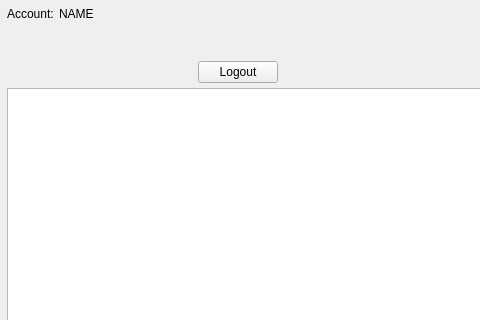
Before: the Qt Designer form src/UI/MangaUpdatesPage/MangaUpdatesPage.ui in NikolaRoev/Tracker, drawn with Qt 5; both pictures show x 0 to 480 and y 0 to 320 of the 913 by 571 pixel window.
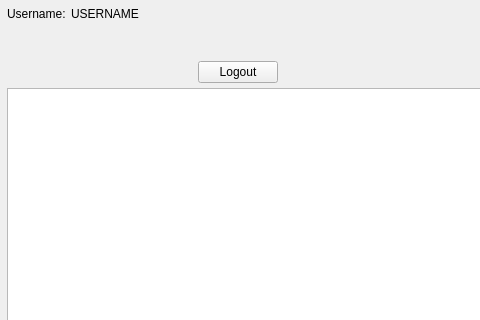
After: the same form once the commit is applied. The open tabs and pages were chosen to show the change.

The edit to the form file:
```diff
--- a/src/UI/MangaUpdatesPage/MangaUpdatesPage.ui
+++ b/src/UI/MangaUpdatesPage/MangaUpdatesPage.ui
@@ -141,7 +141,7 @@
            <item row="0" column="0">
             <widget class="QLabel" name="label_3">
              <property name="text">
-              <string>Account:</string>
+              <string>Username:</string>
              </property>
             </widget>
            </item>
@@ -154,7 +154,7 @@
               </sizepolicy>
              </property>
              <property name="text">
-              <string>NAME</string>
+              <string>USERNAME</string>
              </property>
             </widget>
            </item>
```
Left out of the diff: 2 changed lines with no effect on the pictures.
